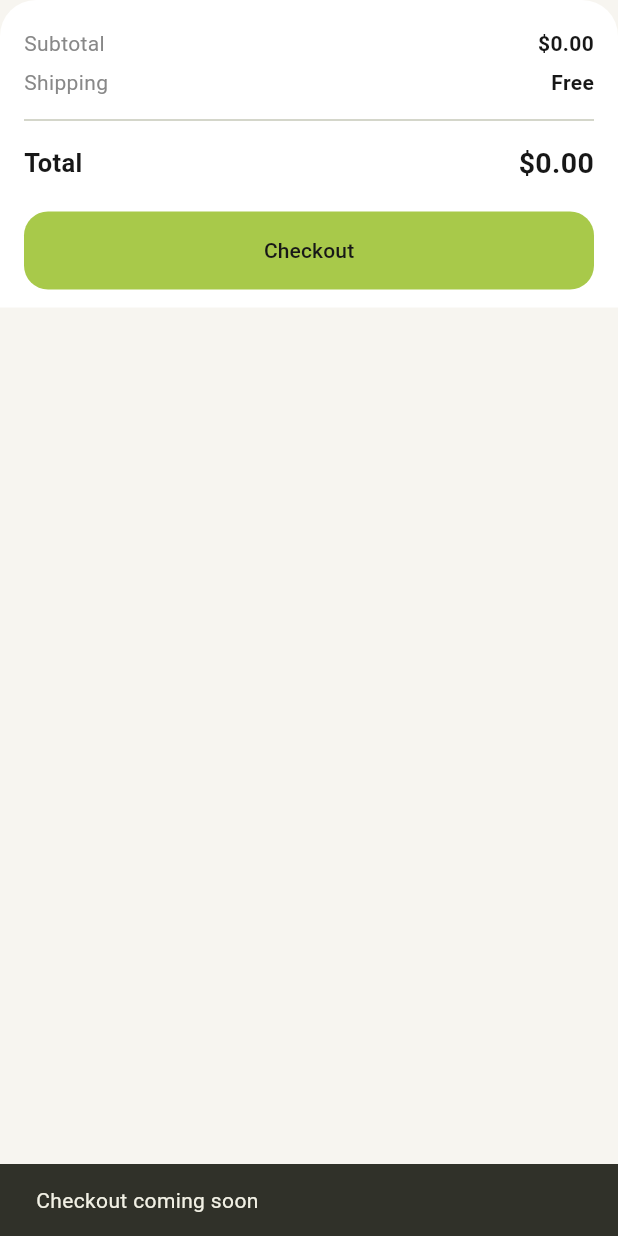
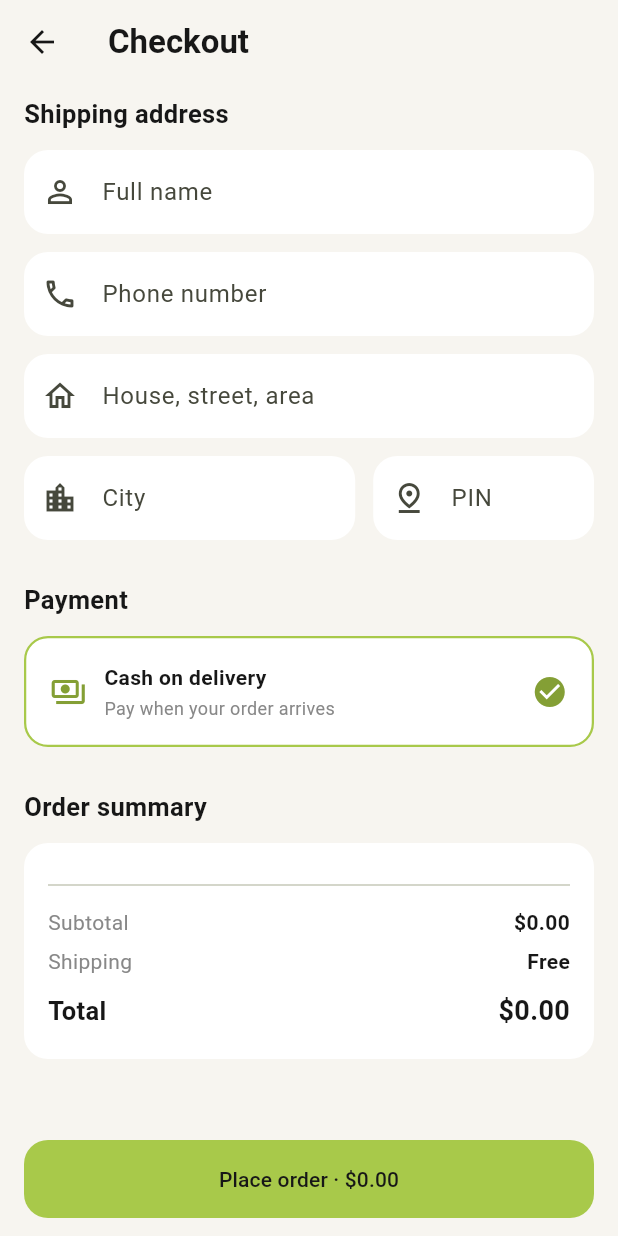
Before and after one commit to nahashal/shopmate, a Flutter app: the _CartSummary widget shown alone on an empty page, opened directly with empty values, after a tap on "Checkout", on a phone screen of 412 x 824 dp. Run offline on Flutter 3.47's test engine with Material 3 defaults, Android fonts, the phone set to English and light mode, and no system bars; our stand-ins replace cloud_firestore, dio, equatable, firebase_auth, firebase_core, flutter_bloc and 1 more; accounts and stored records are empty; generated files the repository leaves out were written again; network calls fail.

Commit message:
Add Checkout screen with address form, COD and order success page

```diff
--- a/lib/features/cart/presentation/pages/cart_page.dart
+++ b/lib/features/cart/presentation/pages/cart_page.dart
@@ -1,6 +1,7 @@
 import 'package:flutter/material.dart';
 import 'package:flutter_bloc/flutter_bloc.dart';
 
+import '../../../orders/presentation/pages/checkout_page.dart';
 import '../../../../core/theme/app_colors.dart';
 import '../bloc/cart_bloc.dart';
 import '../bloc/cart_event.dart';
@@ -104,11 +105,9 @@ class _CartSummary extends StatelessWidget {
             height: 52,
             child: ElevatedButton(
               onPressed: () {
-                ScaffoldMessenger.of(context)
-                  ..hideCurrentSnackBar()
-                  ..showSnackBar(
-                    const SnackBar(content: Text('Checkout coming soon')),
-                  );
+                Navigator.of(
+                  context,
+                ).push(MaterialPageRoute(builder: (_) => const CheckoutPage()));
               },
               child: const Text('Checkout'),
             ),
--- /dev/null
+++ b/lib/features/orders/presentation/pages/checkout_page.dart
@@ -0,0 +1,365 @@
+import 'package:flutter/material.dart';
+import 'package:flutter_bloc/flutter_bloc.dart';
+
+import '../../../../core/theme/app_colors.dart';
+import '../../../../injection_container.dart';
+import '../../../authentication/presentation/bloc/auth_bloc.dart';
+import '../../../authentication/presentation/widgets/auth_text_field.dart';
+import '../../../cart/domain/entities/cart_item.dart';
+import '../../../cart/presentation/bloc/cart_bloc.dart';
+import '../../domain/entities/shipping_address.dart';
+import '../bloc/checkout_bloc.dart';
+import '../bloc/checkout_event.dart';
+import '../bloc/checkout_state.dart';
+import 'order_success_page.dart';
+
+class CheckoutPage extends StatelessWidget {
+  const CheckoutPage({super.key});
+
+  @override
+  Widget build(BuildContext context) {
+    // A fresh CheckoutBloc for this screen only
+    return BlocProvider(
+      create: (_) => getIt<CheckoutBloc>(),
+      child: const _CheckoutView(),
+    );
+  }
+}
+
+class _CheckoutView extends StatefulWidget {
+  const _CheckoutView();
+
+  @override
+  State<_CheckoutView> createState() => _CheckoutViewState();
+}
+
+class _CheckoutViewState extends State<_CheckoutView> {
+  static const _paymentMethod = 'Cash on delivery';
+
+  final _formKey = GlobalKey<FormState>();
+  final _nameController = TextEditingController();
+  final _phoneController = TextEditingController();
+  final _addressController = TextEditingController();
+  final _cityController = TextEditingController();
+  final _pinController = TextEditingController();
+
+  late final List<CartItem> _items;
+
+  @override
+  void initState() {
+    super.initState();
+
+    // Take a copy of the cart when checkout opens
+    _items = List.of(context.read<CartBloc>().state.items);
+
+    // Pre-fill the name from the signed-in user
+    final user = context.read<AuthBloc>().state.user;
+    _nameController.text = user?.displayName ?? '';
+  }
+
+  @override
+  void dispose() {
+    _nameController.dispose();
+    _phoneController.dispose();
+    _addressController.dispose();
+    _cityController.dispose();
+    _pinController.dispose();
+    super.dispose();
+  }
+
+  double get _subtotal =>
+      _items.fold<double>(0, (sum, item) => sum + item.total);
+
+  void _placeOrder() {
+    FocusScope.of(context).unfocus();
+    if (!_formKey.currentState!.validate()) return;
+
+    final userId = context.read<AuthBloc>().state.user?.id;
+    if (userId == null) return;
+
+    context.read<CheckoutBloc>().add(
+      CheckoutSubmitted(
+        userId: userId,
+        items: _items,
+        address: ShippingAddress(
+          fullName: _nameController.text.trim(),
+          phone: _phoneController.text.trim(),
+          addressLine: _addressController.text.trim(),
+          city: _cityController.text.trim(),
+          pinCode: _pinController.text.trim(),
+        ),
+        paymentMethod: _paymentMethod,
+      ),
+    );
+  }
+
+  // Validators
+  String? _required(String? value, String field) {
+    if ((value ?? '').trim().isEmpty) return 'Enter your $field';
+    return null;
+  }
+
+  String? _phone(String? value) {
+    final digits = (value ?? '').replaceAll(RegExp(r'\D'), '');
+    if (digits.length != 10) return 'Enter a 10-digit phone number';
+    return null;
+  }
+
+  String? _pin(String? value) {
+    if (!RegExp(r'^\d{6}$').hasMatch((value ?? '').trim())) {
+      return 'Enter a 6-digit PIN';
+    }
+    return null;
+  }
+
+  @override
+  Widget build(BuildContext context) {
+    return BlocListener<CheckoutBloc, CheckoutState>(
+      listenWhen: (previous, current) => previous.status != current.status,
+      listener: (context, state) {
+        if (state.status == CheckoutStatus.success) {
+          Navigator.of(context).pushReplacement(
+            MaterialPageRoute(
+              builder: (_) => OrderSuccessPage(orderId: state.orderId!),
+            ),
+          );
+        } else if (state.status == CheckoutStatus.failure) {
+          ScaffoldMessenger.of(context)
+            ..hideCurrentSnackBar()
+            ..showSnackBar(SnackBar(content: Text(state.errorMessage!)));
+        }
+      },
+      child: Scaffold(
+        appBar: AppBar(
+          title: const Text(
+            'Checkout',
+            style: TextStyle(fontWeight: FontWeight.bold),
+          ),
+        ),
+        body: Form(
+          key: _formKey,
+          child: ListView(
+            padding: const EdgeInsets.fromLTRB(16, 8, 16, 24),
+            children: [
+              const _SectionTitle('Shipping address'),
+              AuthTextField(
+                controller: _nameController,
+                label: 'Full name',
+                icon: Icons.person_outline,
+                keyboardType: TextInputType.name,
+                validator: (value) => _required(value, 'name'),
+              ),
+              const SizedBox(height: 12),
+              AuthTextField(
+                controller: _phoneController,
+                label: 'Phone number',
+                icon: Icons.phone_outlined,
+                keyboardType: TextInputType.phone,
+                validator: _phone,
+              ),
+              const SizedBox(height: 12),
+              AuthTextField(
+                controller: _addressController,
+                label: 'House, street, area',
+                icon: Icons.home_outlined,
+                keyboardType: TextInputType.streetAddress,
+                validator: (value) => _required(value, 'address'),
+              ),
+              const SizedBox(height: 12),
+              Row(
+                crossAxisAlignment: CrossAxisAlignment.start,
+                children: [
+                  Expanded(
+                    flex: 3,
+                    child: AuthTextField(
+                      controller: _cityController,
+                      label: 'City',
+                      icon: Icons.location_city_outlined,
+                      validator: (value) => _required(value, 'city'),
+                    ),
+                  ),
+                  const SizedBox(width: 12),
+                  Expanded(
+                    flex: 2,
+                    child: AuthTextField(
+                      controller: _pinController,
+                      label: 'PIN',
+                      icon: Icons.pin_drop_outlined,
+                      keyboardType: TextInputType.number,
+                      textInputAction: TextInputAction.done,
+                      validator: _pin,
+                    ),
+                  ),
+                ],
+              ),
+              const SizedBox(height: 28),
+
+              const _SectionTitle('Payment'),
+              Container(
+                padding: const EdgeInsets.all(16),
+                decoration: BoxDecoration(
+                  color: AppColors.surface,
+                  borderRadius: BorderRadius.circular(16),
+                  border: Border.all(color: AppColors.primary, width: 1.5),
+                ),
+                child: const Row(
+                  children: [
+                    Icon(Icons.payments_outlined, color: AppColors.primaryDark),
+                    SizedBox(width: 12),
+                    Expanded(
+                      child: Column(
+                        crossAxisAlignment: CrossAxisAlignment.start,
+                        children: [
+                          Text(
+                            _paymentMethod,
+                            style: TextStyle(
+                              fontWeight: FontWeight.w600,
+                              color: AppColors.textPrimary,
+                            ),
+                          ),
+                          SizedBox(height: 2),
+                          Text(
+                            'Pay when your order arrives',
+                            style: TextStyle(
+                              fontSize: 12,
+                              color: AppColors.textSecondary,
+                            ),
+                          ),
+                        ],
+                      ),
+                    ),
+                    Icon(Icons.check_circle, color: AppColors.primaryDark),
+                  ],
+                ),
+              ),
+              const SizedBox(height: 28),
+
+              const _SectionTitle('Order summary'),
+              Container(
+                padding: const EdgeInsets.all(16),
+                decoration: BoxDecoration(
+                  color: AppColors.surface,
+                  borderRadius: BorderRadius.circular(16),
+                ),
+                child: Column(
+                  children: [
+                    for (final item in _items)
+                      Padding(
+                        padding: const EdgeInsets.symmetric(vertical: 4),
+                        child: Row(
+                          children: [
+                            Expanded(
+                              child: Text(
+                                '${item.product.title} × ${item.quantity}',
+                                maxLines: 1,
+                                overflow: TextOverflow.ellipsis,
+                                style: const TextStyle(
+                                  color: AppColors.textPrimary,
+                                ),
+                              ),
+                            ),
+                            const SizedBox(width: 12),
+                            Text(
+                              '\$${item.total.toStringAsFixed(2)}',
+                              style: const TextStyle(
+                                fontWeight: FontWeight.w600,
+                                color: AppColors.textPrimary,
+                              ),
+                            ),
+                          ],
+                        ),
+                      ),
+                    const Divider(height: 24),
+                    _summaryRow(
+                      'Subtotal',
+                      '\$${_subtotal.toStringAsFixed(2)}',
+                    ),
+                    _summaryRow('Shipping', 'Free'),
+                    const SizedBox(height: 4),
+                    _summaryRow(
+                      'Total',
+                      '\$${_subtotal.toStringAsFixed(2)}',
+                      isTotal: true,
+                    ),
+                  ],
+                ),
+              ),
+            ],
+          ),
+        ),
+        bottomNavigationBar: SafeArea(
+          child: Padding(
+            padding: const EdgeInsets.fromLTRB(16, 8, 16, 12),
+            child: BlocBuilder<CheckoutBloc, CheckoutState>(
+              builder: (context, state) {
+                return SizedBox(
+                  height: 52,
+                  child: ElevatedButton(
+                    onPressed: state.isSubmitting ? null : _placeOrder,
+                    child: state.isSubmitting
+                        ? const SizedBox(
+                            width: 22,
+                            height: 22,
+                            child: CircularProgressIndicator(strokeWidth: 2.5),
+                          )
+                        : Text(
+                            'Place order · \$${_subtotal.toStringAsFixed(2)}',
+                          ),
+                  ),
+                );
+              },
+            ),
+          ),
+        ),
+      ),
+    );
+  }
+
+  Widget _summaryRow(String label, String value, {bool isTotal = false}) {
+    return Padding(
+      padding: const EdgeInsets.symmetric(vertical: 3),
+      child: Row(
+        mainAxisAlignment: MainAxisAlignment.spaceBetween,
+        children: [
+          Text(
+            label,
+            style: TextStyle(
+              fontSize: isTotal ? 17 : 14,
+              fontWeight: isTotal ? FontWeight.bold : FontWeight.normal,
+              color: isTotal ? AppColors.textPrimary : AppColors.textSecondary,
+            ),
+          ),
+          Text(
+            value,
+            style: TextStyle(
+              fontSize: isTotal ? 18 : 14,
+              fontWeight: isTotal ? FontWeight.bold : FontWeight.w600,
+              color: AppColors.textPrimary,
+            ),
+          ),
+        ],
+      ),
+    );
+  }
+}
+
+class _SectionTitle extends StatelessWidget {
+  final String text;
+
+  const _SectionTitle(this.text);
+
+  @override
+  Widget build(BuildContext context) {
+    return Padding(
+      padding: const EdgeInsets.only(bottom: 12),
+      child: Text(
+        text,
+        style: const TextStyle(
+          fontSize: 17,
+          fontWeight: FontWeight.bold,
+          color: AppColors.textPrimary,
+        ),
+      ),
+    );
+  }
+}
```
Also changed, not shown: lib/features/orders/presentation/pages/order_success_page.dart (added, +87 -0 lines).
